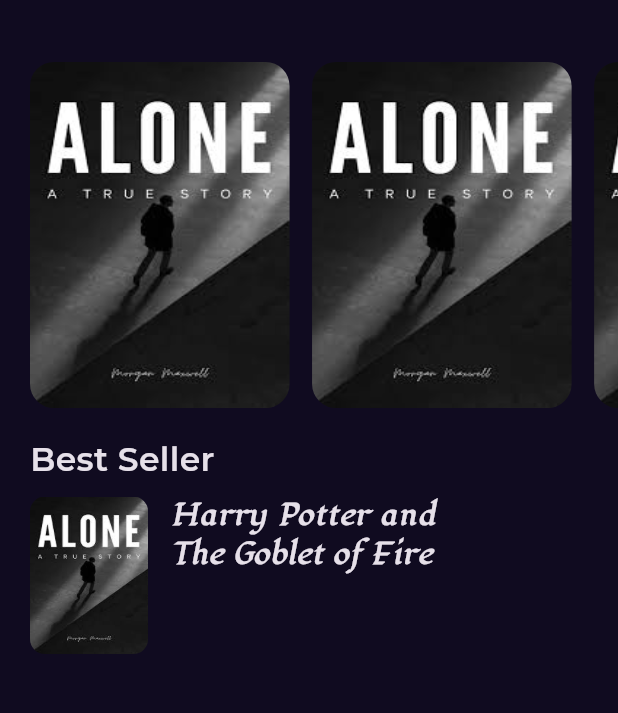
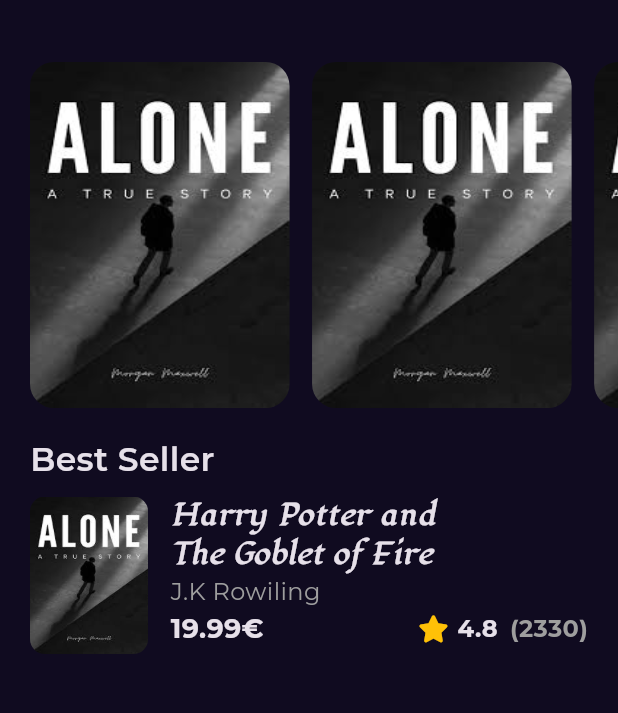
Before and after one commit to Megoadro/bookly, a Flutter app: the screen it shows after launch, on a phone screen of 412 x 824 dp, the part 130-843 px from its top. Run offline on Flutter 3.47's test engine with Material 3 defaults, Android fonts, the phone set to English and light mode, and no system bars; our stand-ins replace font_awesome_flutter, get, google_fonts.

Commit message:
Done best seller item with clean code

```diff
--- /dev/null
+++ b/lib/features/home/peresentation/views/widgets/best_seller_desc.dart
@@ -0,0 +1,68 @@
+import 'package:bookly/core/styles.dart';
+import 'package:flutter/material.dart';
+import 'package:font_awesome_flutter/font_awesome_flutter.dart';
+
+class BestSellerDesc extends StatelessWidget {
+  const BestSellerDesc({super.key});
+
+  @override
+  Widget build(BuildContext context) {
+    return  Expanded(
+              child: Column(
+                crossAxisAlignment: CrossAxisAlignment.start,
+                children: [
+                  SizedBox(
+                    width: MediaQuery.of(context).size.width * .5,
+                    child: const Text('Harry Potter and The Goblet of Fire',
+                        maxLines: 2,
+                        overflow: TextOverflow.ellipsis,
+                        style: Styles.textStyle18),
+                  ),
+                  Text(
+                    'J.K Rowiling',
+                    style: Styles.textStyle16.copyWith(color: Colors.grey),
+                  ),
+                  Row(
+                    children: [
+                      Text(
+                        '19.99€',
+                        style: Styles.textStyle118
+                            .copyWith(fontWeight: FontWeight.bold),
+                      ),
+                      const Spacer(),
+                      Row(
+                        children: [
+                          const Icon(
+                            FontAwesomeIcons.solidStar,
+                            color: Colors.amber,
+                            size: 18,
+                          ),
+                          const SizedBox(
+                            width: 8,
+                          ),
+                          Text(
+                            '4.8',
+                            style: Styles.textStyle16
+                                .copyWith(fontWeight: FontWeight.bold),
+                          ),
+                          const SizedBox(
+                            width: 8,
+                          ),
+                          Text(
+                            '(2330)',
+                            style: Styles.textStyle16.copyWith(
+                                fontWeight: FontWeight.bold,
+                                color: Colors.grey),
+                          ),
+                          const SizedBox(
+                            width: 20,
+                          ),
+                        ],
+                      )
+                    ],
+                  ),
+                ],
+              ),
+            );
+  }
+}
--- /dev/null
+++ b/lib/features/home/peresentation/views/widgets/best_seller_image.dart
@@ -0,0 +1,23 @@
+import 'package:bookly/core/assets_app.dart';
+import 'package:flutter/material.dart';
+
+class BestSellerImage extends StatelessWidget {
+  const BestSellerImage({super.key});
+
+  @override
+  Widget build(BuildContext context) {
+    return AspectRatio(
+              aspectRatio: 3 / 4,
+              child: Container(
+                decoration: BoxDecoration(
+                    borderRadius: BorderRadius.circular(10),
+                    image: const DecorationImage(
+                      fit: BoxFit.fill,
+                      image: AssetImage(
+                        AssetsData.testImage,
+                      ),
+                    )),
+              ),
+            );
+  }
+}
--- a/lib/features/home/peresentation/views/widgets/best_seller_item.dart
+++ b/lib/features/home/peresentation/views/widgets/best_seller_item.dart
@@ -1,5 +1,5 @@
-import 'package:bookly/core/assets_app.dart';
-import 'package:bookly/core/styles.dart';
+import 'package:bookly/features/home/peresentation/views/widgets/best_seller_desc.dart';
+import 'package:bookly/features/home/peresentation/views/widgets/best_seller_image.dart';
 import 'package:flutter/cupertino.dart';
 import 'package:flutter/material.dart';
 import 'package:flutter/widgets.dart';
@@ -9,40 +9,17 @@ class BestSellerItem extends StatelessWidget {
 
   @override
   Widget build(BuildContext context) {
-    return SizedBox(
+    return const SizedBox(
       height: 125,
       child: Padding(
-        padding: const EdgeInsets.symmetric(vertical: 10),
+        padding: EdgeInsets.symmetric(vertical: 10),
         child: Row(
           children: [
-            AspectRatio(
-              aspectRatio:3 / 4,
-              child: Container(
-                decoration: BoxDecoration(
-                    borderRadius: BorderRadius.circular(10),
-                    image: const DecorationImage(
-                      fit: BoxFit.fill,
-                      image: AssetImage(
-                        AssetsData.testImage,
-                      ),
-                    )),
-              ),
+            BestSellerImage(),
+            SizedBox(
+              width: 15,
             ),
-            const SizedBox(width: 15,),
-             Column(
-              // crossAxisAlignment: CrossAxisAlignment.start,
-              // mainAxisAlignment: MainAxisAlignment.start,
-              children: [
-                SizedBox(
-                  width: MediaQuery.of(context).size.width*.5,
-                  child: const Text('Harry Potter and The Goblet of Fire',
-                      maxLines: 2,
-                      overflow: TextOverflow.ellipsis,
-                      style: Styles.textStyle18),
-                ),
-
-              ],
-            )
+            BestSellerDesc(),
           ],
         ),
       ),
--- a/lib/features/home/peresentation/views/widgets/home_view_body.dart
+++ b/lib/features/home/peresentation/views/widgets/home_view_body.dart
@@ -29,7 +29,3 @@ class HomeViewBody extends StatelessWidget {
     );
   }
 }
-//For Use Anther FontFamily From Const
-          // .copyWith(
-          //     fontFamily: kLugrasimoFont,
-          //   ),
```
